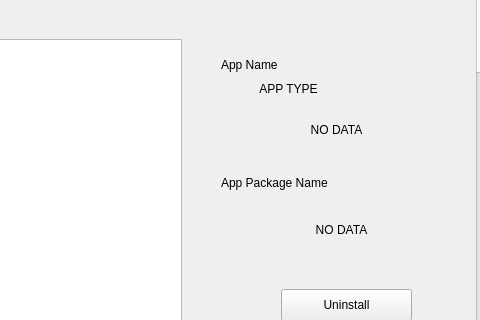
This is fluentflash/app/view/SafetyInterface.ui in TigGrak/fluent-flash as Qt 5 draws it before an edit; both pictures show x 420 to 900 and y 112 to 432 of the 900 by 800 pixel window. The edited form follows.
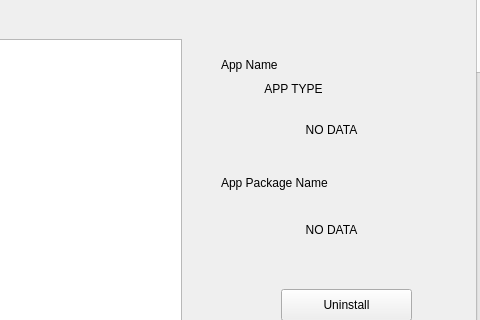
This is the edited form. Custom widgets are drawn as their Qt base class.

Diff of the .ui file:
```diff
--- a/fluentflash/app/view/SafetyInterface.ui
+++ b/fluentflash/app/view/SafetyInterface.ui
@@ -137,9 +137,9 @@
     <widget class="CaptionLabel" name="APPNameLabel">
      <property name="geometry">
       <rect>
-       <x>610</x>
+       <x>590</x>
        <y>200</y>
-       <width>271</width>
+       <width>301</width>
        <height>21</height>
       </rect>
      </property>
@@ -166,9 +166,9 @@
     <widget class="CaptionLabel" name="APPPackageNameLabel">
      <property name="geometry">
       <rect>
-       <x>620</x>
+       <x>590</x>
        <y>300</y>
-       <width>261</width>
+       <width>301</width>
        <height>21</height>
       </rect>
      </property>
@@ -252,7 +252,7 @@
       <rect>
        <x>665</x>
        <y>162</y>
-       <width>65</width>
+       <width>75</width>
        <height>15</height>
       </rect>
      </property>
```
Left out of the diff: 2 changed lines with no effect on the pictures.
